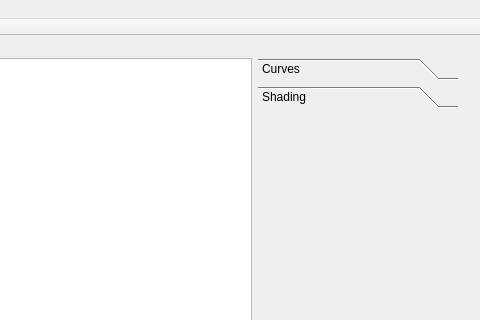
The window that mainwindow.ui (ftasse/ShadingCurves) describes before a commit, drawn with Qt 5; both pictures show x 360 to 840 and y 0 to 320 of the 840 by 455 pixel window.
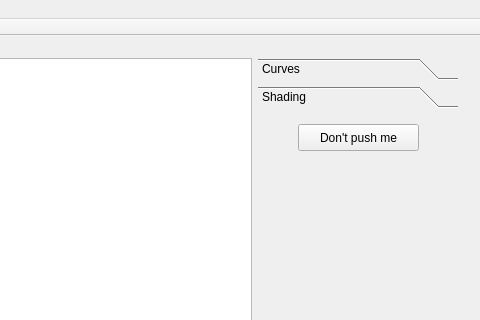
The same window after the commit. The open tabs and pages were chosen to show the change. Custom widgets are drawn as their Qt base class.

Commit message: 3D GUI and images

What changed in the file:
```diff
--- a/mainwindow.ui
+++ b/mainwindow.ui
@@ -204,6 +204,19 @@
           <attribute name="label">
            <string>Shading</string>
           </attribute>
+          <widget class="QPushButton" name="getShadingButton">
+           <property name="geometry">
+            <rect>
+             <x>40</x>
+             <y>10</y>
+             <width>121</width>
+             <height>27</height>
+            </rect>
+           </property>
+           <property name="text">
+            <string>Don't push me</string>
+           </property>
+          </widget>
          </widget>
         </widget>
        </item>
```
Left out of the diff: 2 changed lines with no effect on the pictures. The commit also changes 6 other files.
